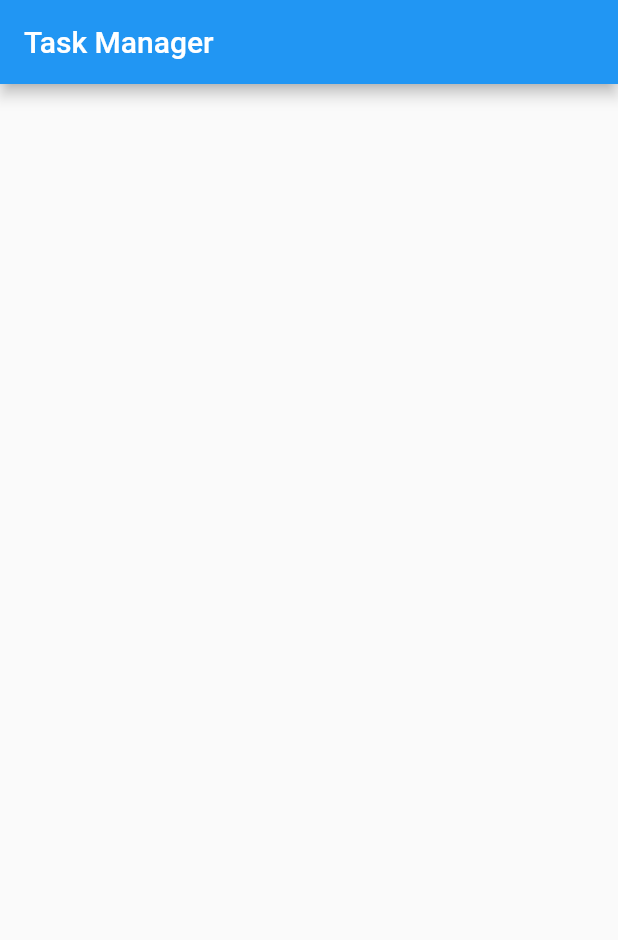
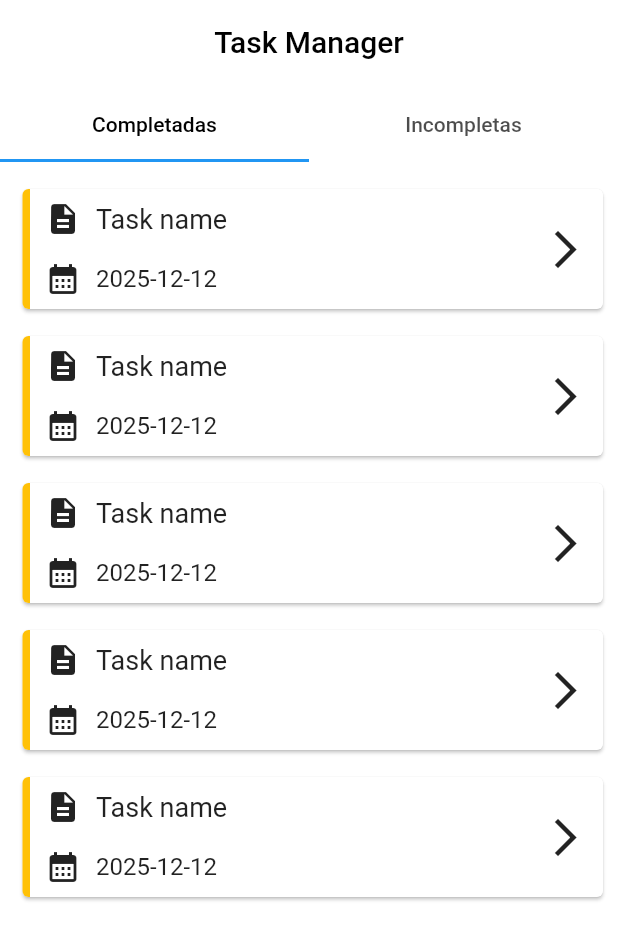
Before and after one commit to CesarOvilla/task_manager, a Flutter app: the screen it shows after launch, on a phone screen of 412 x 824 dp. Shown: the top 940 px of the screen. Run offline on Flutter 3.47's test engine with Material 2 defaults, Android fonts, the phone set to English and light mode, and no system bars; our stand-ins replace get.

Commit message:
creation of task cards

```diff
--- a/lib/main.dart
+++ b/lib/main.dart
@@ -13,6 +13,7 @@ class MyApp extends StatelessWidget {
   @override
   Widget build(BuildContext context) {
     return const GetMaterialApp(
+      debugShowCheckedModeBanner: false,
       title: 'Task Manager',
       home: PrincipalPage(),
     );
--- a/lib/pages/principal/principal_page.dart
+++ b/lib/pages/principal/principal_page.dart
@@ -1,13 +1,56 @@
 import 'package:flutter/material.dart';
+import 'package:task_manager/widgets/appbar_custom.dart';
+import 'package:task_manager/widgets/card_task.dart';
 
 class PrincipalPage extends StatelessWidget {
   const PrincipalPage({Key? key}) : super(key: key);
 
   @override
   Widget build(BuildContext context) {
-    return Scaffold(
-      appBar: AppBar(
-        title: const Text("Task Manager"),
+    return DefaultTabController(
+      length: 2,
+      child: Scaffold(
+        backgroundColor: Colors.white,
+        appBar: const AppBarCustom(
+          title: "Task Manager",
+        ),
+        body: SizedBox(
+          height: double.infinity,
+          width: double.infinity,
+          child: Column(
+            children: [
+              const TabBar(
+                labelColor: Colors.black,
+                tabs: [
+                  Tab(
+                    text: 'Completadas',
+                  ),
+                  Tab(
+                    text: 'Incompletas',
+                  ),
+                ],
+              ),
+              Expanded(
+                child: TabBarView(
+                  children: [
+                    ListView.builder(
+                      itemCount: 5,
+                      itemBuilder: (context, index) {
+                        return CardTask();
+                      },
+                    ),
+                    ListView.builder(
+                      itemCount: 5,
+                      itemBuilder: (context, index) {
+                        return CardTask();
+                      },
+                    ),
+                  ],
+                ),
+              ),
+            ],
+          ),
+        ),
       ),
     );
   }
--- /dev/null
+++ b/lib/widgets/appbar_custom.dart
@@ -0,0 +1,26 @@
+import 'package:flutter/material.dart';
+
+class AppBarCustom extends StatelessWidget implements PreferredSizeWidget {
+  const AppBarCustom({
+    Key? key,
+    required this.title,
+  }) : super(key: key);
+
+  final String title;
+
+  @override
+  Widget build(BuildContext context) {
+    return AppBar(
+      title: Text(
+        title,
+        style: const TextStyle(color: Colors.black),
+      ),
+      elevation: 0,
+      backgroundColor: Colors.white,
+      centerTitle: true,
+    );
+  }
+
+  @override
+  Size get preferredSize => const Size.fromHeight(60);
+}
--- /dev/null
+++ b/lib/widgets/card_task.dart
@@ -0,0 +1,81 @@
+import 'package:flutter/material.dart';
+
+class CardTask extends StatelessWidget {
+  const CardTask({
+    Key? key,
+  }) : super(key: key);
+
+  @override
+  Widget build(BuildContext context) {
+    return Card(
+      margin: const EdgeInsets.only(top: 18, left: 15, right: 10),
+      elevation: 1,
+      child: InkWell(
+        splashColor: Colors.blue.withAlpha(30),
+        onTap: () async {
+          //no action
+        },
+        child: SizedBox(
+          width: double.infinity,
+          height: 80,
+          child: Row(
+            children: [
+              Container(
+                width: 5,
+                decoration: const BoxDecoration(
+                  borderRadius: BorderRadius.only(
+                    topLeft: Radius.circular(4),
+                    bottomLeft: Radius.circular(4),
+                  ),
+                  color: Colors.amber,
+                ),
+              ),
+              Padding(
+                padding: const EdgeInsets.only(left: 10),
+                child: Column(
+                  mainAxisAlignment: MainAxisAlignment.spaceAround,
+                  crossAxisAlignment: CrossAxisAlignment.start,
+                  children: [
+                    Row(
+                      children: const [
+                        Icon(Icons.description),
+                        Padding(
+                          padding: EdgeInsets.only(left: 10),
+                          child: Text(
+                            "Task name",
+                            style: TextStyle(fontSize: 18),
+                          ),
+                        ),
+                      ],
+                    ),
+                    Row(
+                      children: const [
+                        Icon(Icons.calendar_month),
+                        Padding(
+                          padding: EdgeInsets.only(left: 10),
+                          child: Text(
+                            "2025-12-12",
+                            style: TextStyle(fontSize: 16),
+                          ),
+                        ),
+                      ],
+                    ),
+                  ],
+                ),
+              ),
+              Expanded(child: Container()),
+              Container(
+                width: 50,
+                alignment: Alignment.center,
+                child: const Icon(
+                  Icons.arrow_forward_ios,
+                  size: 30,
+                ),
+              ),
+            ],
+          ),
+        ),
+      ),
+    );
+  }
+}
```
